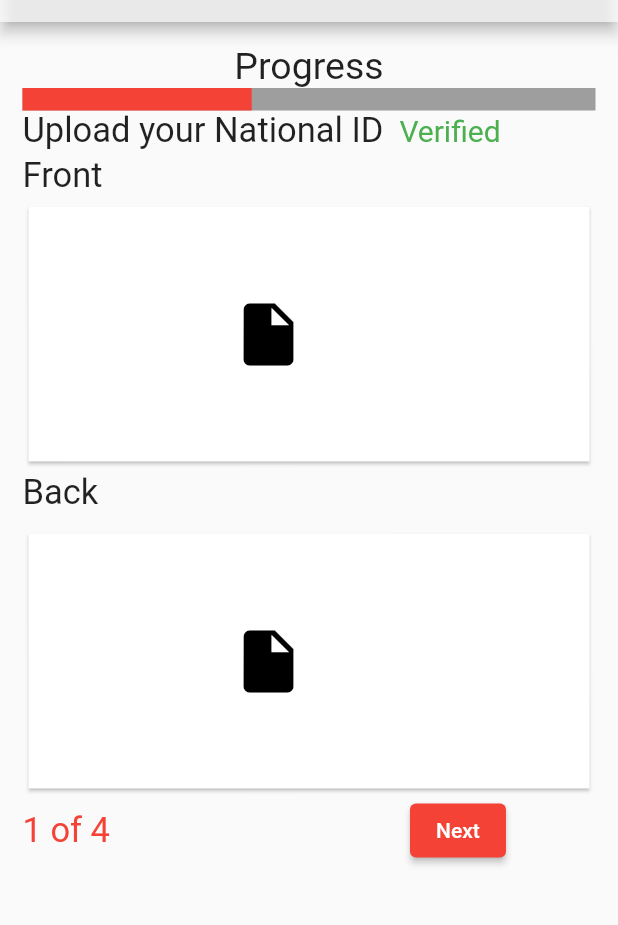
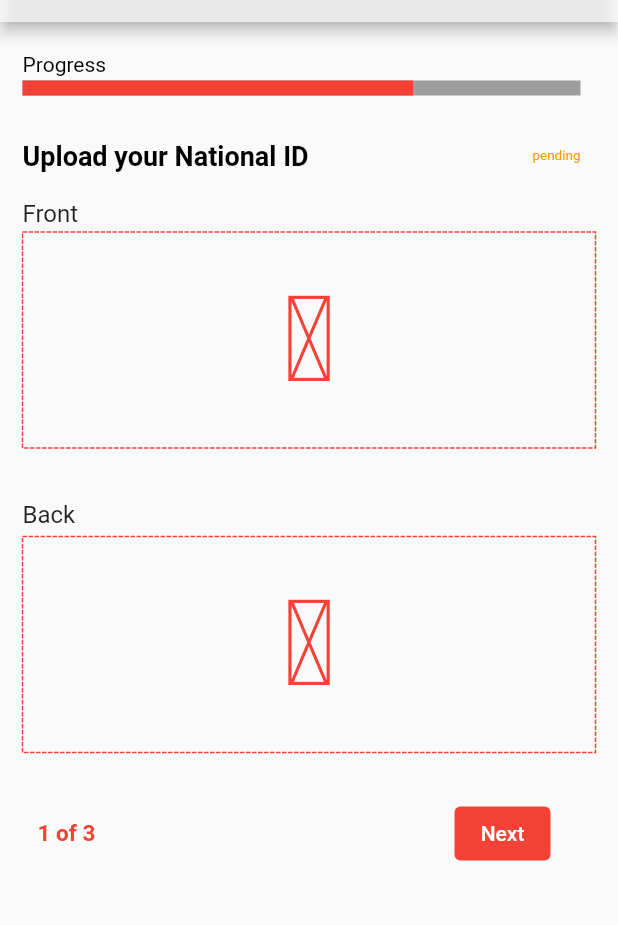
Before and after one commit to wampet/CHAPCHAP-KYC-frontend, a Flutter app: the RegisteredNationalID screen opened by its route, on a phone screen of 412 x 824 dp, the part 62-987 px from its top. Run offline on Flutter 3.47's test engine with Material 2 defaults, Android fonts, the light colour scheme and no system bars; drawn by our look-alikes of dotted_border; our stand-ins replace material_design_icons_flutter.

Commit message:
updated individul cards and other pages

```diff
--- a/lib/pages/individual_cards.dart
+++ b/lib/pages/individual_cards.dart
@@ -33,7 +33,9 @@ class _CardsPageState extends State<CardsPage> {
         centerTitle: true,
       ),
       body: Column(children: [
+
         Container(
+
           margin: const EdgeInsets.fromLTRB(20, 10, 20, 10),
           child: const Text(
               'Please complete the steps below to register your Profile',
@@ -90,7 +92,7 @@ class _CardsPageState extends State<CardsPage> {
           ),
         ),
          Card(
-          margin: EdgeInsets.fromLTRB(20, 1, 20, 1),
+          margin: EdgeInsets.fromLTRB(20, 10, 20, 10),
           color: Colors.red,
           child: InkWell(
             onTap:
--- a/lib/pages/lc1_letter.dart
+++ b/lib/pages/lc1_letter.dart
@@ -1,3 +1,5 @@
+// ignore_for_file: prefer_const_constructors, prefer_const_literals_to_create_immutables
+
 import 'package:flutter/material.dart';
 import 'package:flutter/rendering.dart';
 
--- a/lib/pages/registered_nationalid.dart
+++ b/lib/pages/registered_nationalid.dart
@@ -1,5 +1,10 @@
+// ignore_for_file: prefer_const_constructors
+
+import 'package:dotted_border/dotted_border.dart';
 import 'package:flutter/material.dart';
 import 'package:flutter/rendering.dart';
+
+import '../kyc_icons_icons.dart';
 
 class RegisteredNationalID extends StatelessWidget {
   const RegisteredNationalID({Key? key}) : super(key: key);
@@ -27,95 +32,142 @@ class RegisteredNationalID extends StatelessWidget {
         padding: const EdgeInsets.all(15.0),
         child: Column(
           children: <Widget>[
-            const Text('Progress', style: TextStyle(fontSize: 25)),
-            LinearProgressIndicator(
+            Column(
+              mainAxisAlignment: MainAxisAlignment.start,
+              crossAxisAlignment: CrossAxisAlignment.start,
+              children: [
+                Container(
+                  margin: const EdgeInsets.fromLTRB(0, 5, 10, 0),
+                  child: const Text(
+                    'Progress',
+                    style: TextStyle(
+                      color: Colors.black,
+                      fontSize: 14,
+                    ),
+                  ),
+                ),
+                Container(
+                  margin: const EdgeInsets.fromLTRB(0, 3, 10, 0),
+                  padding: const EdgeInsets.fromLTRB(0, 0, 0, 0),
+                  child: const LinearProgressIndicator(
+                      value: 0.7,
                       backgroundColor: Colors.grey,
-              value: 0.4,
-              valueColor: AlwaysStoppedAnimation<Color>(Colors.red),
-              minHeight: 15,
+                      minHeight: 10,
+                      color: Colors.red),
+                ),
+              ],
             ),
             Row(
-              children: const [
-                Text('Upload your National ID ',
-                    style: TextStyle(fontSize: 23)),
-                Text(
-                  ' Verified',
-                  style: TextStyle(fontSize: 20, color: Colors.green),
+              mainAxisAlignment: MainAxisAlignment.spaceBetween,
+              children: <Widget>[
+                Container(
+                  margin: const EdgeInsets.fromLTRB(0, 30, 10, 0),
+                  child: const Text(
+                    'Upload your National ID ',
+                    style: TextStyle(
+                      color: Colors.black,
+                      fontSize: 18,
+                      fontWeight: FontWeight.bold,
+                    ),
+                  ),
+                ),
+                Container(
+                  margin: const EdgeInsets.fromLTRB(5, 30, 10, 0),
+                  child: const Text(
+                    'pending',
+                    style: TextStyle(
+                      color: Colors.orange,
+                      fontSize: 9,
+                    ),
+                  ),
                 ),
               ],
             ),
             SizedBox(height: 3),
+            Column(
+              mainAxisAlignment: MainAxisAlignment.start,
+              crossAxisAlignment: CrossAxisAlignment.stretch,
+              children: <Widget>[
                 Row(
-              children: const [
-                Text('Front', style: TextStyle(fontSize: 23)),
+                  children: [
+                    Container(
+                        margin: const EdgeInsets.fromLTRB(0, 15, 10, 0),
+                        child: Text('Front', style: TextStyle(fontSize: 16))),
                   ],
                 ),
                 SizedBox(
                   height: 3,
                 ),
-            Card(
-              //color: Colors.red,
+                DottedBorder(
 
-              shape: RoundedRectangleBorder(
-                  borderRadius: BorderRadius.circular(0.5)),
-              //child: Center(
-              child: Center(
-                  //heightFactor: 2,
-                  child: Row(
-                children: const [
-                  SizedBox(
-                    width: 135,
-                    height: 170,
+                  color: Colors.red,
+                  strokeWidth: 1,
+                  child: Container(
+                      // height:,
+                      padding: const EdgeInsets.fromLTRB(80, 30, 80, 30),
+                      child: Align(
+                          alignment: Alignment.center,
+                          child: Icon(
+                            KycIcons.id_card,
+                            color: Colors.red,
+                            size: 80,
+                          ))),
                 ),
-                  Icon(Icons.insert_drive_file, size: 50, color: Colors.black),
-                  SizedBox(
-                    width: 100,
-                    height: 150,
-                  )
+                SizedBox(height: 15),
+                Row(
+                  children: [
+                    Container(
+                        margin: const EdgeInsets.fromLTRB(0, 20, 0, 5),
+                        child: Text('Back', style: TextStyle(fontSize: 16))),
                   ],
-              )),
                 ),
-            SizedBox(height: 3),
-            Row(
-              children: const [Text('Back', style: TextStyle(fontSize: 23))],
+
+                DottedBorder(
+                  color: Colors.red,
+                  strokeWidth: 1,
+                  child: Container(
+                      // height:,
+                      padding: const EdgeInsets.fromLTRB(80, 30, 80, 30),
+                      child: Align(
+                          alignment: Alignment.center,
+                          child: Icon(
+                            KycIcons.id_card,
+                            color: Colors.red,
+                            size: 80,
+                          ))),
                 ),
-            SizedBox(
-              height: 10,
-            ),
-            Card(
-              shape: RoundedRectangleBorder(
-                  borderRadius: BorderRadius.circular(0.5)),
-              child: Center(
-                  child: Row(
-                children: const [
-                  SizedBox(
-                    width: 135,
-                    height: 170,
-                  ),
-                  Icon(Icons.insert_drive_file, size: 50, color: Colors.black),
-                  SizedBox(
-                    width: 100,
-                    height: 150,
-                  )
               ],
-              )),
             ),
             Row(
+              mainAxisAlignment: MainAxisAlignment.spaceBetween,
               children: [
-                Text('1 of 4',
-                    style: TextStyle(fontSize: 23, color: Colors.red)),
-                SizedBox(
-                  width: 200,
+                Container(
+                  margin: const EdgeInsets.fromLTRB(10, 30, 10, 0),
+                  child: const Text(
+                    '1 of 3',
+                    style: TextStyle(
+                      color: Colors.red,
+                      fontSize: 15,
+                      fontWeight: FontWeight.bold,
                     ),
-                ElevatedButton(
+                  ),
+                ),
+                Container(
+                  margin: const EdgeInsets.fromLTRB(10, 30, 10, 0),
+                  padding: const EdgeInsets.fromLTRB(20, 0, 20, 0),
+                  child: TextButton(
                       onPressed: () {
                         Navigator.pushNamed(context, '/Lcletter');
                       },
-                  child: Text('Next'),
-                  style: ElevatedButton.styleFrom(primary: Colors.red),
+                      style: ButtonStyle(
+                        backgroundColor: MaterialStateProperty.all(Colors.red),
+                      ),
+                      child: const Text('Next',
+                          style: TextStyle(color: Colors.white))),
                 ),
               ],
             ),
+
           ],
         ),
       ),
--- a/lib/pages/upload_certificate.dart
+++ b/lib/pages/upload_certificate.dart
@@ -60,7 +60,7 @@ class _BusinessCertificateState extends State<BusinessCertificate> {
                     mainAxisAlignment: MainAxisAlignment.spaceBetween,
                     children: const [
                       Text(
-                          'Upload a picture of your \nBusiness Certificate of \nincorporation',
+                          'Upload your Certificate \nof incorporation',
                           style: TextStyle(
                             color: Colors.black,
                             fontSize: 18,
@@ -102,7 +102,7 @@ class _BusinessCertificateState extends State<BusinessCertificate> {
                         '3 of 4',
                         style: TextStyle(color: Colors.red),
                       ),
-                      const SizedBox(width: 250),
+                      const SizedBox(width: 60),
                       ElevatedButton(
                           style: ElevatedButton.styleFrom(primary: Colors.red),
                           onPressed: () {
--- a/pubspec.yaml
+++ b/pubspec.yaml
@@ -36,6 +36,8 @@ dependencies:
   cupertino_icons: ^1.0.2
   custom_splash:
   splashscreen:
+  dotted_border: ^2.0.0+1
+  # dotted_border: ^2.0.0+1
 
 
 dev_dependencies:
```
Also changed, not shown: lib/pages/individual_location.dart (+15 -18 lines), lib/pages/individual_nationalid.dart (+110 -51 lines), pubspec.lock. Lines whose indentation alone changed are shown as unchanged.
